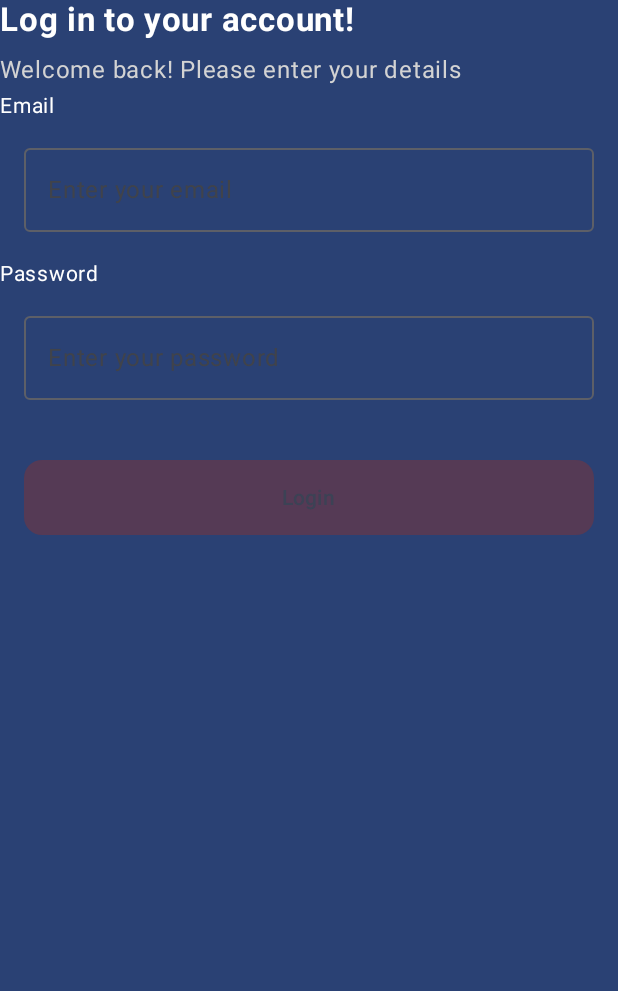
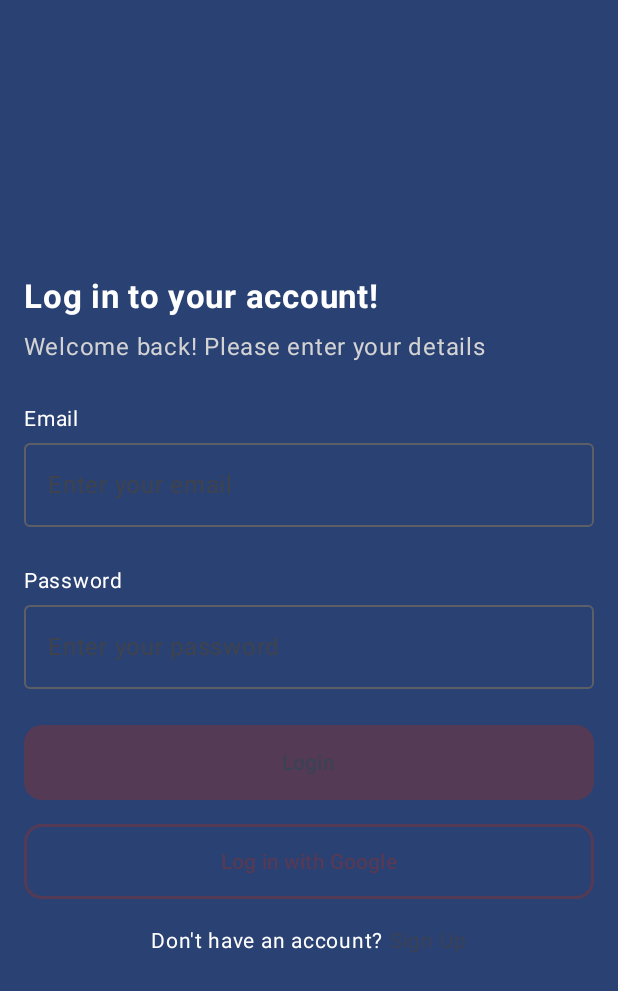
Before and after one commit to madhavsingh2002/oneHealth, an Android app built with Jetpack Compose: the screen it shows after launch (MainActivity), on a phone screen of 412 x 824 dp. Shown: the top 991 px of the screen. Run offline under Robolectric (Android 15) with nearby library versions, the phone set to English and light mode, and no system bars; 1 statement that could not run was skipped.

Commit message:
login screen

```diff
--- a/app/src/main/AndroidManifest.xml
+++ b/app/src/main/AndroidManifest.xml
@@ -16,6 +16,7 @@
             android:name=".MainActivity"
             android:exported="true"
             android:label="@string/app_name"
+            android:windowSoftInputMode="adjustResize"
             android:theme="@style/Theme.OneHeMLK">
             <intent-filter>
                 <action android:name="android.intent.action.MAIN" />
--- a/app/src/main/java/com/example/onehemlk/Pages/LoginPage.kt
+++ b/app/src/main/java/com/example/onehemlk/Pages/LoginPage.kt
@@ -1,15 +1,18 @@
 package com.example.onehemlk.Pages
 
 import CustomTextField
-import androidx.compose.foundation.Image
+import android.annotation.SuppressLint
 import androidx.compose.foundation.background
 import androidx.compose.foundation.layout.Arrangement
 import androidx.compose.foundation.layout.Column
+import androidx.compose.foundation.layout.Row
 import androidx.compose.foundation.layout.Spacer
 import androidx.compose.foundation.layout.fillMaxSize
+import androidx.compose.foundation.layout.fillMaxWidth
 import androidx.compose.foundation.layout.height
+import androidx.compose.foundation.layout.imePadding
 import androidx.compose.foundation.layout.padding
-import androidx.compose.foundation.layout.width
+import androidx.compose.foundation.lazy.LazyColumn
 import androidx.compose.material3.MaterialTheme
 import androidx.compose.material3.Scaffold
 import androidx.compose.material3.Text
@@ -21,41 +24,45 @@ import androidx.compose.runtime.setValue
 import androidx.compose.ui.Alignment
 import androidx.compose.ui.Modifier
 import androidx.compose.ui.graphics.Color
-import androidx.compose.ui.res.painterResource
 import androidx.compose.ui.text.font.FontWeight
 import androidx.compose.ui.text.input.KeyboardType
-import androidx.compose.ui.text.style.TextAlign
 import androidx.compose.ui.unit.dp
 import androidx.compose.ui.unit.sp
-import com.example.onehemlk.R
 import com.example.onehemlk.components.ButtonComp
+@SuppressLint("UnusedMaterial3ScaffoldPaddingParameter")
 @Composable
 fun LoginPage(){
     var userInput by remember { mutableStateOf("") }
     Scaffold(
         modifier = Modifier.fillMaxSize(), // Scaffold modifier
-        content = { paddingValues ->  // Content block of the Scaffold
-            Column(
+        content = {
+            LazyColumn(
                 horizontalAlignment = Alignment.Start,
-//                verticalArrangement = Arrangement.Center,
+                verticalArrangement = Arrangement.Center,
                 modifier = Modifier
                     .fillMaxSize()
                     .background(MaterialTheme.colorScheme.primary)
-                    .padding(paddingValues)
+                    .padding(16.dp)
+                    .imePadding()
             ) {
+                item{
                     Text(text = "Log in to your account!", fontWeight = FontWeight.Bold, fontSize = 22.sp, color = MaterialTheme.colorScheme.onPrimary)
                     Spacer(modifier = Modifier.height(8.dp))
                     Text(text = "Welcome back! Please enter your details", fontSize = 16.sp, color = Color(0xFFD3D3D3))
+                    Spacer(modifier = Modifier.height(24.dp))
                     Text(text = "Email", fontSize = 14.sp, color = MaterialTheme.colorScheme.onPrimary)
+                    Spacer(modifier = Modifier.height(4.dp))
                     CustomTextField(
                         placeholder = "Enter your email",
                         initialText = "",
                         keyboardType = KeyboardType.Email,
                         onValueChange = {
-                        userInput = it  // Store the value of the text field in a state variable
+                            userInput = it
                         }
                     )
+                    Spacer(modifier = Modifier.height(8.dp))
                     Text(text = "Password", fontSize = 14.sp, color = MaterialTheme.colorScheme.onPrimary)
+                    Spacer(modifier = Modifier.height(4.dp))
                     CustomTextField(
                         placeholder = "Enter your password",
                         initialText = "",
@@ -66,6 +73,17 @@ fun LoginPage(){
                     )
                     Spacer(modifier = Modifier.height(8.dp))
                     ButtonComp(label = "Login", isborder = false)
+                    Spacer(modifier = Modifier.height(16.dp))
+                    ButtonComp(label = "Log in with Google", isborder = true)
+                    Spacer(modifier = Modifier.height(16.dp))
+                    Row(
+                        horizontalArrangement = Arrangement.Center,
+                        modifier = Modifier.fillMaxWidth()
+                    ) {
+                        Text(text = "Don't have an account?", fontSize = 14.sp, color = MaterialTheme.colorScheme.onPrimary)
+                        Text(text = " Sign Up", fontSize = 14.sp, color = MaterialTheme.colorScheme.secondary)
+                    }
+                }
             }
         }
     )
--- a/app/src/main/java/com/example/onehemlk/components/ButtonComp.kt
+++ b/app/src/main/java/com/example/onehemlk/components/ButtonComp.kt
@@ -24,7 +24,7 @@ fun ButtonComp(
             println("Custom Button clicked!")
         },
         modifier = Modifier
-            .padding(16.dp)
+//            .padding(16.dp)
             .fillMaxWidth()
             .height(50.dp),
         colors = ButtonDefaults.buttonColors(
--- a/app/src/main/java/com/example/onehemlk/components/CustomTextField.kt
+++ b/app/src/main/java/com/example/onehemlk/components/CustomTextField.kt
@@ -1,16 +1,21 @@
 import androidx.compose.foundation.layout.fillMaxWidth
 import androidx.compose.foundation.layout.padding
+import androidx.compose.foundation.text.KeyboardActions
 import androidx.compose.foundation.text.KeyboardOptions
 import androidx.compose.material3.ExperimentalMaterial3Api
 import androidx.compose.material3.OutlinedTextField
 import androidx.compose.material3.Text
-import androidx.compose.material3.TextFieldColors
 import androidx.compose.material3.TextFieldDefaults
 import androidx.compose.runtime.*
 import androidx.compose.ui.Modifier
+import androidx.compose.ui.focus.FocusManager
+import androidx.compose.ui.focus.FocusRequester
 import androidx.compose.ui.graphics.Color
+import androidx.compose.ui.platform.LocalFocusManager
 import androidx.compose.ui.text.input.ImeAction
 import androidx.compose.ui.text.input.KeyboardType
+import androidx.compose.ui.text.input.PasswordVisualTransformation
+import androidx.compose.ui.text.input.VisualTransformation
 import androidx.compose.ui.unit.dp
 
 @OptIn(ExperimentalMaterial3Api::class)
@@ -22,9 +27,17 @@ fun CustomTextField(
     imeAction: ImeAction = ImeAction.Done,
     singleLine: Boolean = true,            // Single line or multi-line
     onValueChange: (String) -> Unit,
-    keyboardType: KeyboardType = KeyboardType.Text,
+    keyboardType: KeyboardType
 ) {
     var text by remember { mutableStateOf(initialText) }
+    val focusManager: FocusManager = LocalFocusManager.current
+    val focusRequester = remember { FocusRequester() }
+    val visualTransformation = if (keyboardType == KeyboardType.Password) {
+        PasswordVisualTransformation()  // Mask input for password
+    } else {
+        VisualTransformation.None  // No masking for other types
+    }
+
     OutlinedTextField(
         value = text,  // Text input state
         onValueChange = { newValue ->
@@ -35,13 +48,23 @@ fun CustomTextField(
         placeholder = { Text(text = placeholder) },  // Placeholder text
         modifier = Modifier
             .fillMaxWidth()
-            .padding(16.dp),  // Add padding to the TextField
+            .padding(bottom = 16.dp),  // Add padding to the TextField
         singleLine = singleLine,
         colors = TextFieldDefaults.outlinedTextFieldColors(  // Use default TextField colors
             focusedBorderColor = Color.White,  // Customize specific colors if needed
             focusedLabelColor = Color.White,
+            unfocusedTextColor = Color.White,
             focusedTextColor = Color.White
         ),
-        keyboardOptions = KeyboardOptions.Default.copy(imeAction = imeAction, keyboardType = keyboardType)  // Add IME action
+        keyboardOptions = KeyboardOptions.Default.copy(
+            imeAction = imeAction,
+            keyboardType = keyboardType
+        ),
+        keyboardActions = KeyboardActions(
+            onDone = {
+                focusManager.clearFocus()  // Clear focus when "Done" is pressed
+            }
+        ),
+        visualTransformation = visualTransformation
     )
 }
```
Lines whose indentation alone changed are shown as unchanged.
